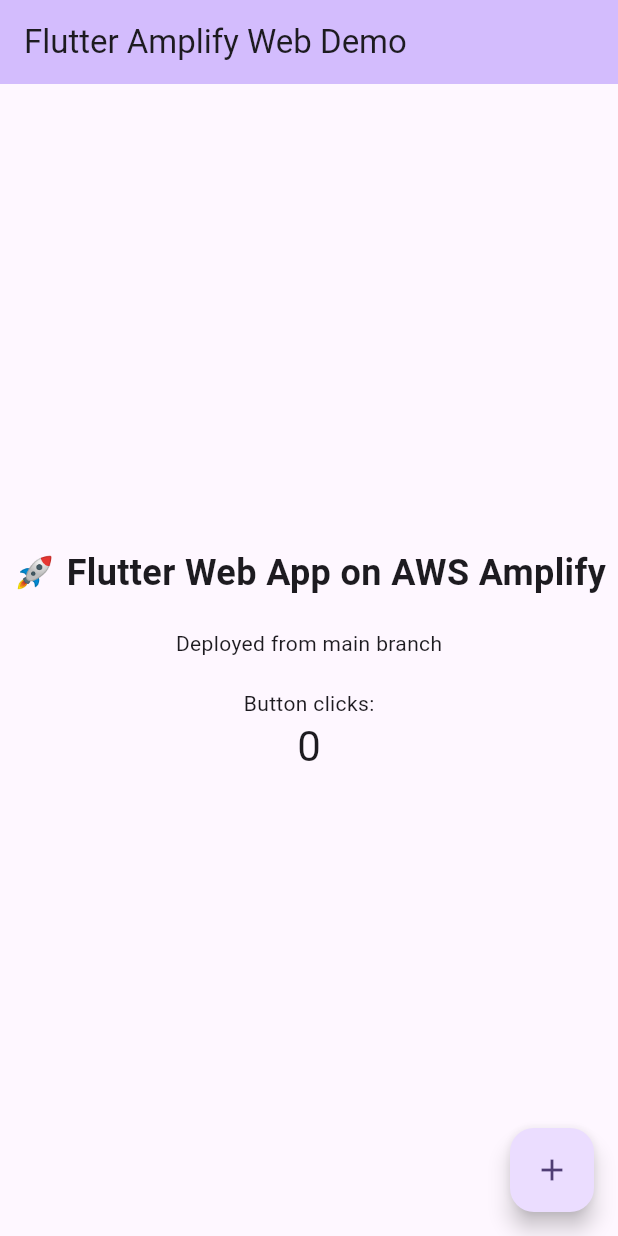
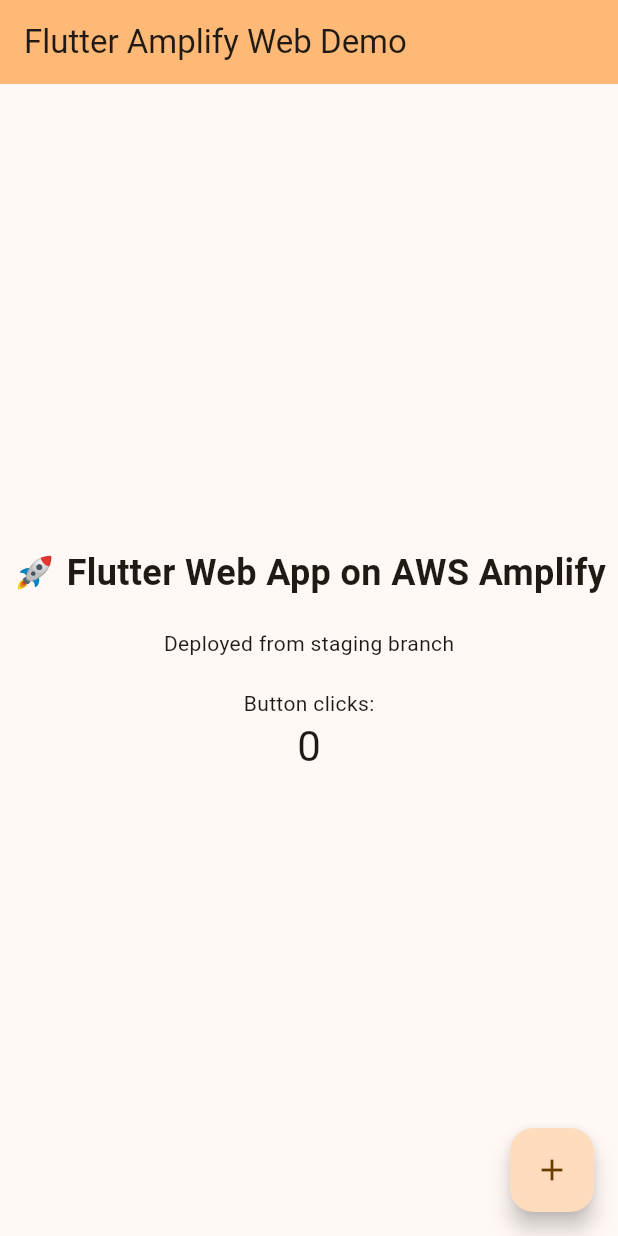
Before and after one commit to Yutama-ops/flutter-amplify-web-demo, a Flutter app: the screen it shows after launch, on a phone screen of 412 x 824 dp. Run offline on Flutter 3.47's test engine with Material 3 defaults, Android fonts, the phone set to English and light mode, and no system bars.

Commit message:
Customize staging branch: orange theme and staging branch indicator

```diff
--- a/lib/main.dart
+++ b/lib/main.dart
@@ -28,7 +28,7 @@
         //
         // This works for code too, not just values: Most code changes can be
         // tested with just a hot reload.
-        colorScheme: ColorScheme.fromSeed(seedColor: Colors.deepPurple),
+        colorScheme: ColorScheme.fromSeed(seedColor: Colors.orange),
       ),
       home: const MyHomePage(title: 'Flutter Amplify Web Demo'),
     );
@@ -109,7 +109,7 @@
               style: TextStyle(fontSize: 24, fontWeight: FontWeight.bold),
             ),
             const SizedBox(height: 20),
-            const Text('Deployed from main branch'),
+            const Text('Deployed from staging branch'),
             const SizedBox(height: 20),
             const Text('Button clicks:'),
             Text(
```
